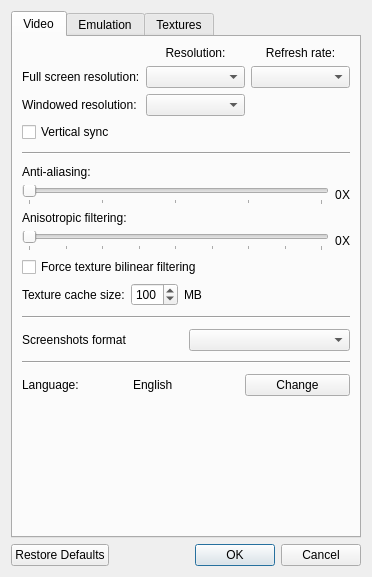
Before: the Qt Designer form GLidenUI/configDialog.ui in gonetz/GLideN64, drawn with Qt 5.
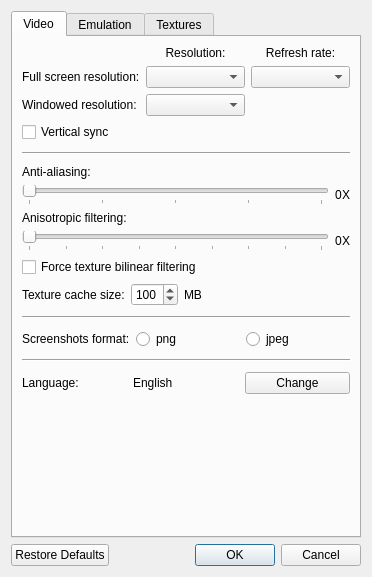
After: the same form once the commit is applied.

Commit message: Replace screenshotFormatComboBox by radio buttons.

Patch:
```diff
--- a/GLidenUI/configDialog.ui
+++ b/GLidenUI/configDialog.ui
@@ -365,14 +365,21 @@
               <string>&lt;html&gt;&lt;head/&gt;&lt;body&gt;&lt;p&gt;Select a format, in which screen shots will be saved&lt;/p&gt;&lt;/body&gt;&lt;/html&gt;</string>
              </property>
              <property name="text">
-              <string>Screenshots format</string>
+              <string>Screenshots format:</string>
              </property>
             </widget>
            </item>
            <item>
-            <widget class="QComboBox" name="screenshotFormatComboBox">
-             <property name="toolTip">
-              <string>&lt;html&gt;&lt;head/&gt;&lt;body&gt;&lt;p&gt;Select a format, in which screen shots will be saved&lt;/p&gt;&lt;/body&gt;&lt;/html&gt;</string>
+            <widget class="QRadioButton" name="pngRadioButton">
+             <property name="text">
+              <string>png</string>
+             </property>
+            </widget>
+           </item>
+           <item>
+            <widget class="QRadioButton" name="jpegRadioButton">
+             <property name="text">
+              <string>jpeg</string>
              </property>
             </widget>
            </item>
```
The commit also changes 1 other file.
